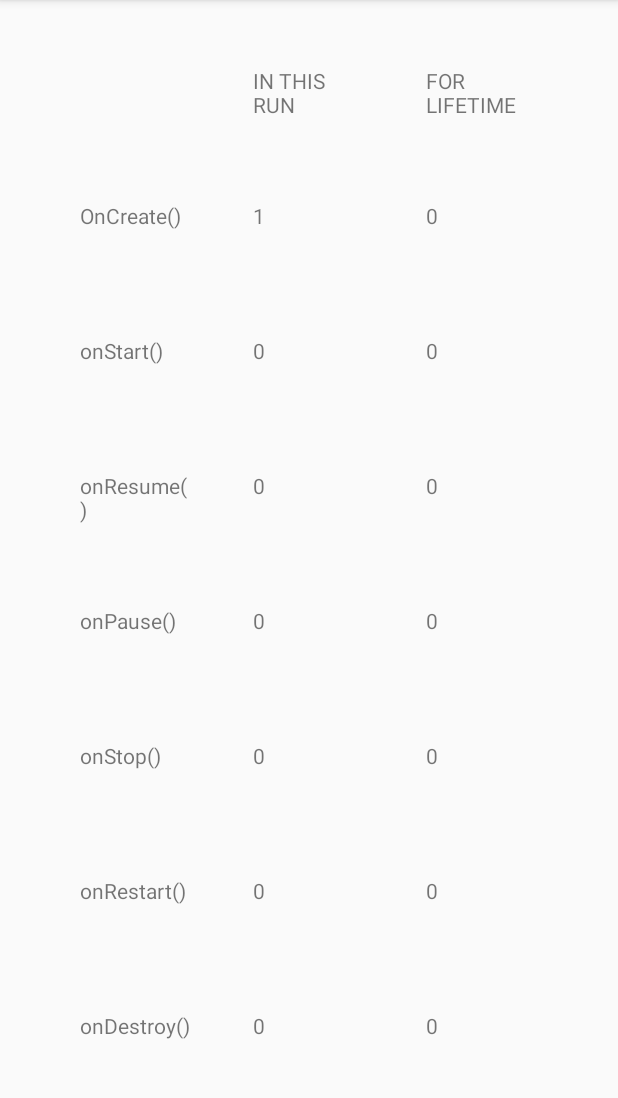
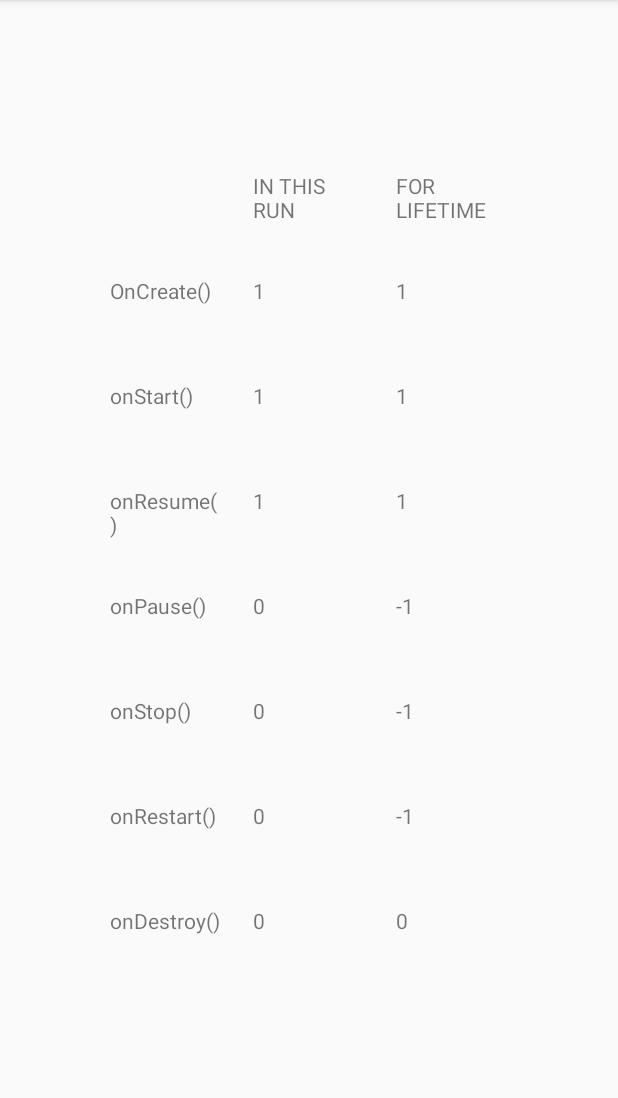
Before and after one commit to shivanipuli/05ActivityLifecycle, an Android app: the screen it shows after launch (MainActivity), on a phone screen of 412 x 824 dp, the part 84-1182 px from its top. Run offline under Robolectric (Android 15) with nearby library versions, the phone set to English and light mode, and no system bars.

Commit message:
Finished Lab

```diff
--- a/app/src/main/java/com/pulishivani/activitylifecycle/MainActivity.java
+++ b/app/src/main/java/com/pulishivani/activitylifecycle/MainActivity.java
@@ -54,7 +54,12 @@ public class MainActivity extends AppCompatActivity {
         editor.putInt("onCreateF",sharedPreferences.getInt("onCreateF",0)+1);
         editor.apply();
 
-        onCreateF.setText(sharedPreferences.getInt("onCreateF",-1));
+        onCreateF.setText(""+sharedPreferences.getInt("onCreateF",-1));
+        onRestartF.setText(""+sharedPreferences.getInt("onRestartF",-1));
+        onResumeF.setText(""+sharedPreferences.getInt("onResumeF",-1));
+        onDestroyF.setText(""+sharedPreferences.getInt("onDestroyF",0));
+        onPauseF.setText(""+sharedPreferences.getInt("onPauseF",-1));
+        onStopF.setText(""+sharedPreferences.getInt("onStopF",-1));
 
     }
     @Override
@@ -63,8 +68,8 @@ public class MainActivity extends AppCompatActivity {
         editor.putInt("onResume",sharedPreferences.getInt("onResume",0)+1);
         editor.putInt("onResumeF",sharedPreferences.getInt("onResumeF",0)+1);
         editor.apply();
-        onResume.setText(sharedPreferences.getInt("onResume",-1));
-        onResumeF.setText(sharedPreferences.getInt("onResumeF",-1));
+        onResume.setText(""+sharedPreferences.getInt("onResume",-1));
+        onResumeF.setText(""+sharedPreferences.getInt("onResumeF",-1));
     }
 
     @Override
@@ -73,8 +78,8 @@ public class MainActivity extends AppCompatActivity {
         editor.putInt("onRestart",sharedPreferences.getInt("onRestart",0)+1);
         editor.putInt("onRestartF",sharedPreferences.getInt("onRestartF",0)+1);
         editor.apply();
-        onRestart.setText(sharedPreferences.getInt("onRestart",-1));
-        onRestartF.setText(sharedPreferences.getInt("onRestartF",-1));
+        onRestart.setText(""+sharedPreferences.getInt("onRestart",-1));
+        onRestartF.setText(""+sharedPreferences.getInt("onRestartF",-1));
     }
 
     @Override
@@ -83,8 +88,8 @@ public class MainActivity extends AppCompatActivity {
         editor.putInt("onStart",sharedPreferences.getInt("onStart",0)+1);
         editor.putInt("onStartF",sharedPreferences.getInt("onStartF",0)+1);
         editor.apply();
-        onStart.setText(sharedPreferences.getInt("onStart",-1));
-        onStartF.setText(sharedPreferences.getInt("onStartF",-1));
+        onStart.setText(""+sharedPreferences.getInt("onStart",-1));
+        onStartF.setText(""+sharedPreferences.getInt("onStartF",-1));
     }
 
     @Override
@@ -93,8 +98,8 @@ public class MainActivity extends AppCompatActivity {
         editor.putInt("onDestroy",sharedPreferences.getInt("onDestroy",0)+1);
         editor.putInt("onDestroyF",sharedPreferences.getInt("onDestroyF",0)+1);
         editor.apply();
-        onDestroy.setText(sharedPreferences.getInt("onDestroy",-1));
-        onDestroyF.setText(sharedPreferences.getInt("onDestroyF",-1));
+        onDestroy.setText(""+sharedPreferences.getInt("onDestroy",-1));
+        onDestroyF.setText(""+sharedPreferences.getInt("onDestroyF",-1));
     }
 
     @Override
@@ -103,8 +108,8 @@ public class MainActivity extends AppCompatActivity {
         editor.putInt("onPause",sharedPreferences.getInt("onPause",0)+1);
         editor.putInt("onPauseF",sharedPreferences.getInt("onPauseF",0)+1);
         editor.apply();
-        onPause.setText(sharedPreferences.getInt("onPause",-1));
-        onPauseF.setText(sharedPreferences.getInt("onPauseF",-1));
+        onPause.setText(""+sharedPreferences.getInt("onPause",-1));
+        onPauseF.setText(""+sharedPreferences.getInt("onPauseF",-1));
     }
 
     @Override
@@ -113,7 +118,7 @@ public class MainActivity extends AppCompatActivity {
         editor.putInt("onStop",sharedPreferences.getInt("onStop",0)+1);
         editor.putInt("onStopF",sharedPreferences.getInt("onStopF",0)+1);
         editor.apply();
-        onStop.setText(sharedPreferences.getInt("onStop",-1));
-        onStopF.setText(sharedPreferences.getInt("onStopF",-1));
+        onStop.setText(""+sharedPreferences.getInt("onStop",-1));
+        onStopF.setText(""+sharedPreferences.getInt("onStopF",-1));
     }
 }
--- a/app/src/main/res/layout/activity_main.xml
+++ b/app/src/main/res/layout/activity_main.xml
@@ -20,7 +20,7 @@
             android:layout_width="75dp"
             android:layout_height="50dp"
             android:text=""
-            android:layout_margin="20dp"
+            android:layout_margin="10dp"
             app:layout_constraintBottom_toBottomOf="parent"
             app:layout_constraintLeft_toLeftOf="parent"
             app:layout_constraintRight_toRightOf="parent"
@@ -29,7 +29,7 @@
             android:layout_width="75dp"
             android:layout_height="50dp"
             android:text="IN THIS RUN"
-            android:layout_margin="20dp"
+            android:layout_margin="10dp"
             app:layout_constraintBottom_toBottomOf="parent"
             app:layout_constraintLeft_toLeftOf="parent"
             app:layout_constraintRight_toRightOf="parent"
@@ -37,7 +37,7 @@
         <TextView
             android:layout_width="75dp"
             android:layout_height="50dp"
-            android:layout_margin="20dp"
+            android:layout_margin="10dp"
             android:text="FOR LIFETIME "
             app:layout_constraintBottom_toBottomOf="parent"
             app:layout_constraintLeft_toLeftOf="parent"
@@ -47,7 +47,7 @@
             android:layout_width="75dp"
             android:layout_height="50dp"
             android:text="OnCreate()"
-            android:layout_margin="20dp"
+            android:layout_margin="10dp"
             app:layout_constraintBottom_toBottomOf="parent"
             app:layout_constraintLeft_toLeftOf="parent"
             app:layout_constraintRight_toRightOf="parent"
@@ -57,7 +57,7 @@
             android:layout_width="75dp"
             android:layout_height="50dp"
             android:text="1"
-            android:layout_margin="20dp"
+            android:layout_margin="10dp"
             app:layout_constraintBottom_toBottomOf="parent"
             app:layout_constraintLeft_toLeftOf="parent"
             app:layout_constraintRight_toRightOf="parent"
@@ -67,7 +67,7 @@
             android:layout_width="75dp"
             android:layout_height="50dp"
             android:text="0"
-            android:layout_margin="20dp"
+            android:layout_margin="10dp"
             app:layout_constraintBottom_toBottomOf="parent"
             app:layout_constraintLeft_toLeftOf="parent"
             app:layout_constraintRight_toRightOf="parent"
@@ -76,7 +76,7 @@
             android:layout_width="75dp"
             android:layout_height="50dp"
             android:text="onStart()"
-            android:layout_margin="20dp"
+            android:layout_margin="10dp"
             app:layout_constraintBottom_toBottomOf="parent"
             app:layout_constraintLeft_toLeftOf="parent"
             app:layout_constraintRight_toRightOf="parent"
@@ -86,7 +86,7 @@
             android:layout_width="75dp"
             android:layout_height="50dp"
             android:text="0"
-            android:layout_margin="20dp"
+            android:layout_margin="10dp"
             app:layout_constraintBottom_toBottomOf="parent"
             app:layout_constraintLeft_toLeftOf="parent"
             app:layout_constraintRight_toRightOf="parent"
@@ -96,7 +96,7 @@
             android:layout_width="75dp"
             android:layout_height="50dp"
             android:text="0"
-            android:layout_margin="20dp"
+            android:layout_margin="10dp"
             app:layout_constraintBottom_toBottomOf="parent"
             app:layout_constraintLeft_toLeftOf="parent"
             app:layout_constraintRight_toRightOf="parent"
@@ -105,7 +105,7 @@
             android:layout_width="75dp"
             android:layout_height="50dp"
             android:text="onResume()"
-            android:layout_margin="20dp"
+            android:layout_margin="10dp"
             app:layout_constraintBottom_toBottomOf="parent"
             app:layout_constraintLeft_toLeftOf="parent"
             app:layout_constraintRight_toRightOf="parent"
@@ -115,7 +115,7 @@
             android:layout_width="75dp"
             android:layout_height="50dp"
             android:text="0"
-            android:layout_margin="20dp"
+            android:layout_margin="10dp"
             app:layout_constraintBottom_toBottomOf="parent"
             app:layout_constraintLeft_toLeftOf="parent"
             app:layout_constraintRight_toRightOf="parent"
@@ -125,7 +125,7 @@
             android:layout_width="75dp"
             android:layout_height="50dp"
             android:text="0"
-            android:layout_margin="20dp"
+            android:layout_margin="10dp"
             app:layout_constraintBottom_toBottomOf="parent"
             app:layout_constraintLeft_toLeftOf="parent"
             app:layout_constraintRight_toRightOf="parent"
@@ -134,7 +134,7 @@
             android:layout_width="75dp"
             android:layout_height="50dp"
             android:text="onPause()"
-            android:layout_margin="20dp"
+            android:layout_margin="10dp"
             app:layout_constraintBottom_toBottomOf="parent"
             app:layout_constraintLeft_toLeftOf="parent"
             app:layout_constraintRight_toRightOf="parent"
@@ -144,7 +144,7 @@
             android:layout_width="75dp"
             android:layout_height="50dp"
             android:text="0"
-            android:layout_margin="20dp"
+            android:layout_margin="10dp"
             app:layout_constraintBottom_toBottomOf="parent"
             app:layout_constraintLeft_toLeftOf="parent"
             app:layout_constraintRight_toRightOf="parent"
@@ -154,7 +154,7 @@
             android:layout_width="75dp"
             android:layout_height="50dp"
             android:text="0"
-            android:layout_margin="20dp"
+            android:layout_margin="10dp"
             app:layout_constraintBottom_toBottomOf="parent"
             app:layout_constraintLeft_toLeftOf="parent"
             app:layout_constraintRight_toRightOf="parent"
@@ -163,7 +163,7 @@
             android:layout_width="75dp"
             android:layout_height="50dp"
             android:text="onStop()"
-            android:layout_margin="20dp"
+            android:layout_margin="10dp"
             app:layout_constraintBottom_toBottomOf="parent"
             app:layout_constraintLeft_toLeftOf="parent"
             app:layout_constraintRight_toRightOf="parent"
@@ -173,7 +173,7 @@
             android:layout_width="75dp"
             android:layout_height="50dp"
             android:text="0"
-            android:layout_margin="20dp"
+            android:layout_margin="10dp"
             app:layout_constraintBottom_toBottomOf="parent"
             app:layout_constraintLeft_toLeftOf="parent"
             app:layout_constraintRight_toRightOf="parent"
@@ -183,7 +183,7 @@
             android:layout_width="75dp"
             android:layout_height="50dp"
             android:text="0"
-            android:layout_margin="20dp"
+            android:layout_margin="10dp"
             app:layout_constraintBottom_toBottomOf="parent"
             app:layout_constraintLeft_toLeftOf="parent"
             app:layout_constraintRight_toRightOf="parent"
@@ -192,7 +192,7 @@
             android:layout_width="75dp"
             android:layout_height="50dp"
             android:text="onRestart()"
-            android:layout_margin="20dp"
+            android:layout_margin="10dp"
             app:layout_constraintBottom_toBottomOf="parent"
             app:layout_constraintLeft_toLeftOf="parent"
             app:layout_constraintRight_toRightOf="parent"
@@ -202,7 +202,7 @@
             android:layout_width="75dp"
             android:layout_height="50dp"
             android:text="0"
-            android:layout_margin="20dp"
+            android:layout_margin="10dp"
             app:layout_constraintBottom_toBottomOf="parent"
             app:layout_constraintLeft_toLeftOf="parent"
             app:layout_constraintRight_toRightOf="parent"
@@ -212,7 +212,7 @@
             android:layout_width="75dp"
             android:layout_height="50dp"
             android:text="0"
-            android:layout_margin="20dp"
+            android:layout_margin="10dp"
             app:layout_constraintBottom_toBottomOf="parent"
             app:layout_constraintLeft_toLeftOf="parent"
             app:layout_constraintRight_toRightOf="parent"
@@ -221,7 +221,7 @@
             android:layout_width="75dp"
             android:layout_height="50dp"
             android:text="onDestroy()"
-            android:layout_margin="20dp"
+            android:layout_margin="10dp"
             app:layout_constraintBottom_toBottomOf="parent"
             app:layout_constraintLeft_toLeftOf="parent"
             app:layout_constraintRight_toRightOf="parent"
@@ -231,7 +231,7 @@
             android:layout_width="75dp"
             android:layout_height="50dp"
             android:text="0"
-            android:layout_margin="20dp"
+            android:layout_margin="10dp"
             app:layout_constraintBottom_toBottomOf="parent"
             app:layout_constraintLeft_toLeftOf="parent"
             app:layout_constraintRight_toRightOf="parent"
@@ -241,7 +241,7 @@
             android:layout_width="75dp"
             android:layout_height="50dp"
             android:text="0"
-            android:layout_margin="20dp"
+            android:layout_margin="10dp"
             app:layout_constraintBottom_toBottomOf="parent"
             app:layout_constraintLeft_toLeftOf="parent"
             app:layout_constraintRight_toRightOf="parent"
```
